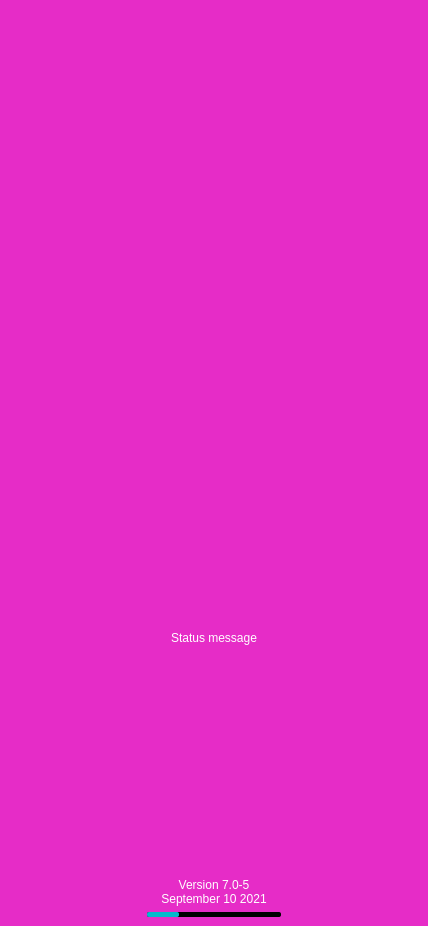
This is forms/ui/splashscreen.ui in demlabs-cellframe/dap-ui-sdk as Qt 5 draws it before an edit. The edited form follows.
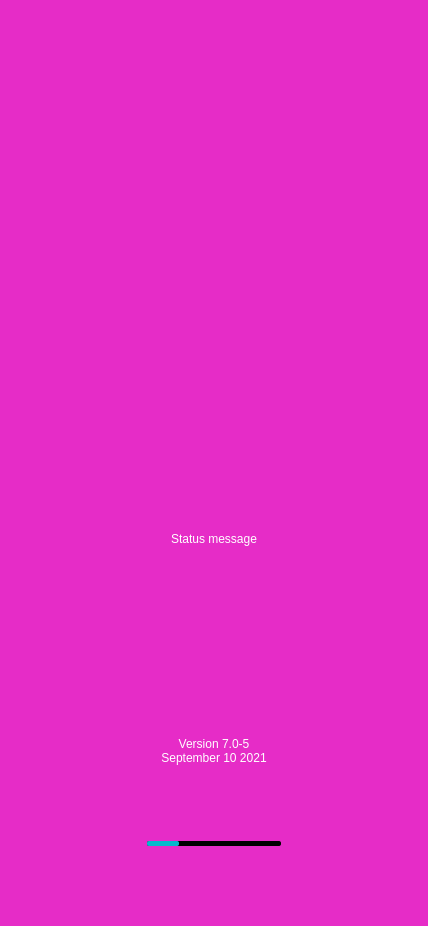
This is the edited form. Icons and pictures are not drawn. Custom widgets are drawn as their Qt base class.

Commit message: fixing color style issues

What changed in the file:
```diff
--- a/forms/ui/splashscreen.ui
+++ b/forms/ui/splashscreen.ui
@@ -58,9 +58,6 @@
       </property>
       <item>
        <widget class="KelGuiWidget" name="MainWidget">
-        <property name="styleSheet">
-         <string notr="true">#MainWidget{ 	width: 428px; 	height: 926px; 	min-width: 428px; 	min-height: 926px; 	max-width: 428px; 	max-height: 926px; 	image: url(:/gui/ui/asset/bg_dark-stripes.png); }</string>
-        </property>
         <property name="cssStyle">
          <string>splashscreen_background</string>
         </property>
@@ -132,7 +129,10 @@
          <item>
           <widget class="QWidget" name="wLoadingHolder" native="true">
            <property name="styleSheet">
-            <string notr="true">max-height: 5px;</string>
+            <string notr="true">#wLoadingHolder{ 	background-color: rgba(0,0,0,0); }</string>
+           </property>
+           <property name="cssStyle">
+            <string>nobackground</string>
            </property>
            <layout class="QHBoxLayout" name="horizontalLayout_2">
             <property name="spacing">
```
Left out of the diff: 21 changed lines with no effect on the pictures. The commit also changes 10 other files.
